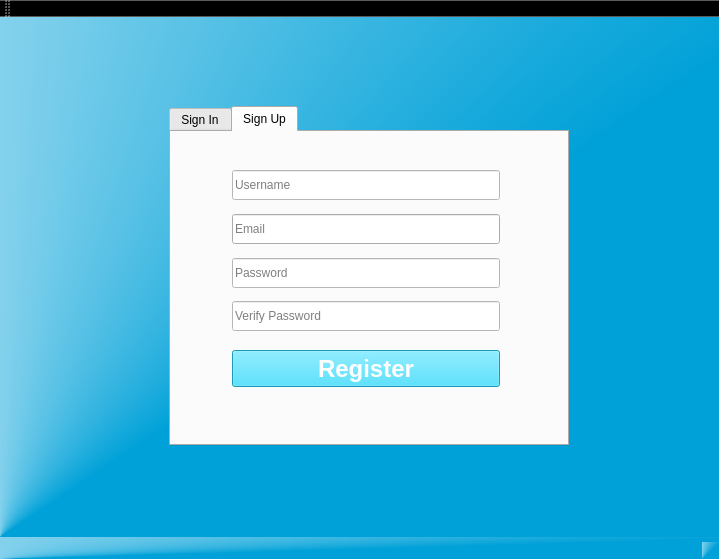
Above: mainwindow.ui from juanmejia10/StudyGroup before the change. Below: the same form after it.
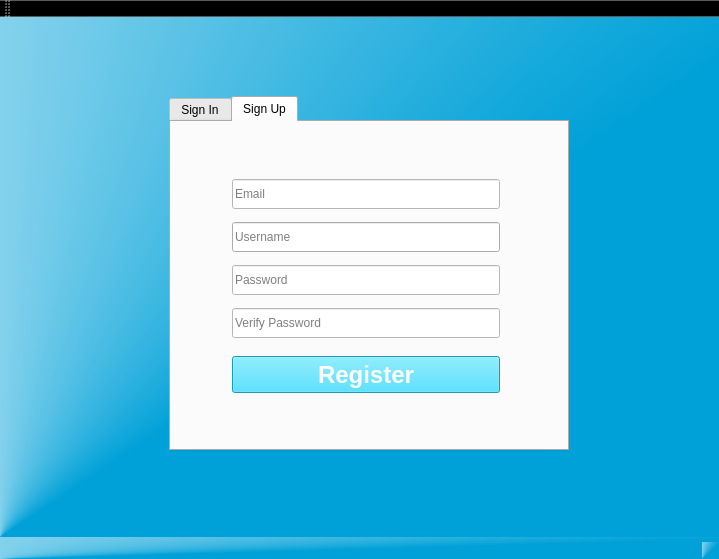
That is the form after the change.

```diff
--- a/mainwindow.ui
+++ b/mainwindow.ui
@@ -31,7 +31,7 @@
       </property>
       <widget class="QWidget" name="page_5">
        <layout class="QGridLayout" name="gridLayout_3">
-        <item row="4" column="1">
+        <item row="5" column="1">
          <spacer name="verticalSpacer">
           <property name="orientation">
            <enum>Qt::Vertical</enum>
@@ -79,7 +79,49 @@
           </property>
          </spacer>
         </item>
-        <item row="3" column="1">
+        <item row="4" column="0">
+         <spacer name="horizontalSpacer_3">
+          <property name="orientation">
+           <enum>Qt::Horizontal</enum>
+          </property>
+          <property name="sizeType">
+           <enum>QSizePolicy::Maximum</enum>
+          </property>
+          <property name="sizeHint" stdset="0">
+           <size>
+            <width>70</width>
+            <height>20</height>
+           </size>
+          </property>
+         </spacer>
+        </item>
+        <item row="4" column="2">
+         <spacer name="horizontalSpacer">
+          <property name="orientation">
+           <enum>Qt::Horizontal</enum>
+          </property>
+          <property name="sizeType">
+           <enum>QSizePolicy::Maximum</enum>
+          </property>
+          <property name="sizeHint" stdset="0">
+           <size>
+            <width>50</width>
+            <height>20</height>
+           </size>
+          </property>
+         </spacer>
+        </item>
+        <item row="1" column="1">
+         <widget class="QLabel" name="label_logo">
+          <property name="text">
+           <string/>
+          </property>
+          <property name="alignment">
+           <set>Qt::AlignCenter</set>
+          </property>
+         </widget>
+        </item>
+        <item row="4" column="1">
          <widget class="QTabWidget" name="tabWidget">
           <property name="sizePolicy">
            <sizepolicy hsizetype="Minimum" vsizetype="Expanding">
@@ -286,24 +328,49 @@
             <string>Sign Up</string>
            </attribute>
            <layout class="QGridLayout" name="gridLayout_5">
-            <item row="7" column="1">
-             <spacer name="verticalSpacer_10">
+            <item row="11" column="0">
+             <spacer name="horizontalSpacer_5">
               <property name="orientation">
-               <enum>Qt::Vertical</enum>
+               <enum>Qt::Horizontal</enum>
               </property>
               <property name="sizeType">
                <enum>QSizePolicy::Preferred</enum>
               </property>
               <property name="sizeHint" stdset="0">
                <size>
-                <width>20</width>
-                <height>11</height>
+                <width>50</width>
+                <height>20</height>
                </size>
               </property>
              </spacer>
             </item>
-            <item row="4" column="1">
-             <widget class="QLineEdit" name="lineEdit_email">
+            <item row="9" column="2">
+             <widget class="QLabel" name="label_password2_check">
+              <property name="sizePolicy">
+               <sizepolicy hsizetype="Fixed" vsizetype="Fixed">
+                <horstretch>0</horstretch>
+                <verstretch>0</verstretch>
+               </sizepolicy>
+              </property>
+              <property name="minimumSize">
+               <size>
+                <width>15</width>
+                <height>20</height>
+               </size>
+              </property>
+              <property name="maximumSize">
+               <size>
+                <width>16777215</width>
+                <height>20</height>
+               </size>
+              </property>
+              <property name="text">
+               <string/>
+              </property>
+             </widget>
+            </item>
+            <item row="5" column="1">
+             <widget class="QLineEdit" name="lineEdit_username_signup">
               <property name="sizePolicy">
                <sizepolicy hsizetype="Preferred" vsizetype="Fixed">
                 <horstretch>0</horstretch>
@@ -323,12 +390,47 @@
                </size>
               </property>
               <property name="placeholderText">
-               <string>Email</string>
+               <string>Username</string>
               </property>
              </widget>
             </item>
-            <item row="9" column="1">
-             <spacer name="verticalSpacer_11">
+            <item row="3" column="2">
+             <widget class="QLabel" name="label_email_check">
+              <property name="sizePolicy">
+               <sizepolicy hsizetype="Fixed" vsizetype="Fixed">
+                <horstretch>0</horstretch>
+                <verstretch>0</verstretch>
+               </sizepolicy>
+              </property>
+              <property name="minimumSize">
+               <size>
+                <width>15</width>
+                <height>20</height>
+               </size>
+              </property>
+              <property name="maximumSize">
+               <size>
+                <width>16777215</width>
+                <height>20</height>
+               </size>
+              </property>
+              <property name="text">
+               <string/>
+              </property>
+             </widget>
+            </item>
+            <item row="1" column="1">
+             <widget class="QLabel" name="label_username_error">
+              <property name="text">
+               <string/>
+              </property>
+              <property name="alignment">
+               <set>Qt::AlignCenter</set>
+              </property>
+             </widget>
+            </item>
+            <item row="0" column="1">
+             <spacer name="verticalSpacer_7">
               <property name="orientation">
                <enum>Qt::Vertical</enum>
               </property>
@@ -338,12 +440,28 @@
               <property name="sizeHint" stdset="0">
                <size>
                 <width>20</width>
-                <height>15</height>
+                <height>30</height>
                </size>
               </property>
              </spacer>
             </item>
-            <item row="10" column="1">
+            <item row="6" column="1">
+             <spacer name="verticalSpacer_6">
+              <property name="orientation">
+               <enum>Qt::Vertical</enum>
+              </property>
+              <property name="sizeType">
+               <enum>QSizePolicy::Preferred</enum>
+              </property>
+              <property name="sizeHint" stdset="0">
+               <size>
+                <width>20</width>
+                <height>11</height>
+               </size>
+              </property>
+             </spacer>
+            </item>
+            <item row="11" column="1">
              <widget class="QPushButton" name="singup_button">
               <property name="sizePolicy">
                <sizepolicy hsizetype="MinimumExpanding" vsizetype="Preferred">
@@ -381,7 +499,7 @@
               </property>
              </widget>
             </item>
-            <item row="3" column="1">
+            <item row="4" column="1">
              <spacer name="verticalSpacer_9">
               <property name="orientation">
                <enum>Qt::Vertical</enum>
@@ -397,54 +515,23 @@
               </property>
              </spacer>
             </item>
-            <item row="6" column="0">
-             <spacer name="horizontalSpacer_5">
-              <property name="orientation">
-               <enum>Qt::Horizontal</enum>
-              </property>
-              <property name="sizeType">
-               <enum>QSizePolicy::Preferred</enum>
-              </property>
-              <property name="sizeHint" stdset="0">
-               <size>
-                <width>50</width>
-                <height>20</height>
-               </size>
-              </property>
-             </spacer>
-            </item>
             <item row="8" column="1">
-             <widget class="QLineEdit" name="lineEdit_password2">
-              <property name="sizePolicy">
-               <sizepolicy hsizetype="Preferred" vsizetype="Fixed">
-                <horstretch>0</horstretch>
-                <verstretch>0</verstretch>
-               </sizepolicy>
+             <spacer name="verticalSpacer_10">
+              <property name="orientation">
+               <enum>Qt::Vertical</enum>
               </property>
-              <property name="minimumSize">
-               <size>
-                <width>0</width>
-                <height>30</height>
-               </size>
+              <property name="sizeType">
+               <enum>QSizePolicy::Preferred</enum>
               </property>
-              <property name="maximumSize">
+              <property name="sizeHint" stdset="0">
                <size>
-                <width>16777215</width>
-                <height>30</height>
+                <width>20</width>
+                <height>11</height>
                </size>
               </property>
-              <property name="styleSheet">
-               <string notr="true">background-color:white;</string>
-              </property>
-              <property name="echoMode">
-               <enum>QLineEdit::Password</enum>
-              </property>
-              <property name="placeholderText">
-               <string>Verify Password</string>
-              </property>
-             </widget>
+             </spacer>
             </item>
-            <item row="11" column="1">
+            <item row="12" column="1">
              <spacer name="verticalSpacer_8">
               <property name="orientation">
                <enum>Qt::Vertical</enum>
@@ -460,51 +547,7 @@
               </property>
              </spacer>
             </item>
-            <item row="2" column="1">
-             <widget class="QLineEdit" name="lineEdit_username_signup">
-              <property name="sizePolicy">
-               <sizepolicy hsizetype="Preferred" vsizetype="Fixed">
-                <horstretch>0</horstretch>
-                <verstretch>0</verstretch>
-               </sizepolicy>
-              </property>
-              <property name="minimumSize">
-               <size>
-                <width>0</width>
-                <height>30</height>
-               </size>
-              </property>
-              <property name="maximumSize">
-               <size>
-                <width>16777215</width>
-                <height>30</height>
-               </size>
-              </property>
-              <property name="styleSheet">
-               <string notr="true">background-color:white;</string>
-              </property>
-              <property name="placeholderText">
-               <string>Username</string>
-              </property>
-             </widget>
-            </item>
-            <item row="0" column="1">
-             <spacer name="verticalSpacer_7">
-              <property name="orientation">
-               <enum>Qt::Vertical</enum>
-              </property>
-              <property name="sizeType">
-               <enum>QSizePolicy::Preferred</enum>
-              </property>
-              <property name="sizeHint" stdset="0">
-               <size>
-                <width>20</width>
-                <height>30</height>
-               </size>
-              </property>
-             </spacer>
-            </item>
-            <item row="6" column="1">
+            <item row="7" column="1">
              <widget class="QLineEdit" name="lineEdit_password1">
               <property name="sizePolicy">
                <sizepolicy hsizetype="Preferred" vsizetype="Fixed">
@@ -535,7 +578,7 @@
               </property>
              </widget>
             </item>
-            <item row="6" column="2">
+            <item row="11" column="2">
              <spacer name="horizontalSpacer_6">
               <property name="orientation">
                <enum>Qt::Horizontal</enum>
@@ -551,8 +594,8 @@
               </property>
              </spacer>
             </item>
-            <item row="5" column="1">
-             <spacer name="verticalSpacer_6">
+            <item row="10" column="1">
+             <spacer name="verticalSpacer_11">
               <property name="orientation">
                <enum>Qt::Vertical</enum>
               </property>
@@ -562,64 +605,124 @@
               <property name="sizeHint" stdset="0">
                <size>
                 <width>20</width>
-                <height>11</height>
+                <height>15</height>
                </size>
               </property>
              </spacer>
             </item>
-            <item row="4" column="2">
-             <widget class="QLabel" name="label_email_check">
+            <item row="9" column="1">
+             <widget class="QLineEdit" name="lineEdit_password2">
+              <property name="sizePolicy">
+               <sizepolicy hsizetype="Preferred" vsizetype="Fixed">
+                <horstretch>0</horstretch>
+                <verstretch>0</verstretch>
+               </sizepolicy>
+              </property>
+              <property name="minimumSize">
+               <size>
+                <width>0</width>
+                <height>30</height>
+               </size>
+              </property>
+              <property name="maximumSize">
+               <size>
+                <width>16777215</width>
+                <height>30</height>
+               </size>
+              </property>
+              <property name="styleSheet">
+               <string notr="true">background-color:white;</string>
+              </property>
+              <property name="echoMode">
+               <enum>QLineEdit::Password</enum>
+              </property>
+              <property name="placeholderText">
+               <string>Verify Password</string>
+              </property>
+             </widget>
+            </item>
+            <item row="5" column="2">
+             <widget class="QLabel" name="label_username_check">
+              <property name="sizePolicy">
+               <sizepolicy hsizetype="Fixed" vsizetype="Fixed">
+                <horstretch>0</horstretch>
+                <verstretch>0</verstretch>
+               </sizepolicy>
+              </property>
+              <property name="minimumSize">
+               <size>
+                <width>15</width>
+                <height>20</height>
+               </size>
+              </property>
+              <property name="sizeIncrement">
+               <size>
+                <width>0</width>
+                <height>20</height>
+               </size>
+              </property>
               <property name="text">
                <string/>
               </property>
              </widget>
             </item>
+            <item row="7" column="2">
+             <widget class="QLabel" name="label_password1_check">
+              <property name="sizePolicy">
+               <sizepolicy hsizetype="Fixed" vsizetype="Fixed">
+                <horstretch>0</horstretch>
+                <verstretch>0</verstretch>
+               </sizepolicy>
+              </property>
+              <property name="minimumSize">
+               <size>
+                <width>15</width>
+                <height>20</height>
+               </size>
+              </property>
+              <property name="maximumSize">
+               <size>
+                <width>16777215</width>
+                <height>20</height>
+               </size>
+              </property>
+              <property name="text">
+               <string/>
+              </property>
+             </widget>
+            </item>
+            <item row="3" column="1">
+             <widget class="QLineEdit" name="lineEdit_email">
+              <property name="sizePolicy">
+               <sizepolicy hsizetype="Preferred" vsizetype="Fixed">
+                <horstretch>0</horstretch>
+                <verstretch>0</verstretch>
+               </sizepolicy>
+              </property>
+              <property name="minimumSize">
+               <size>
+                <width>0</width>
+                <height>30</height>
+               </size>
+              </property>
+              <property name="maximumSize">
+               <size>
+                <width>16777215</width>
+                <height>30</height>
+               </size>
+              </property>
+              <property name="styleSheet">
+               <string notr="true">background-color:white;</string>
+              </property>
+              <property name="placeholderText">
+               <string>Email</string>
+              </property>
+             </widget>
+            </item>
            </layout>
           </widget>
          </widget>
         </item>
-        <item row="3" column="0">
-         <spacer name="horizontalSpacer_3">
-          <property name="orientation">
-           <enum>Qt::Horizontal</enum>
-          </property>
-          <property name="sizeType">
-           <enum>QSizePolicy::Maximum</enum>
-          </property>
-          <property name="sizeHint" stdset="0">
-           <size>
-            <width>70</width>
-            <height>20</height>
-           </size>
-          </property>
-         </spacer>
-        </item>
-        <item row="3" column="2">
-         <spacer name="horizontalSpacer">
-          <property name="orientation">
-           <enum>Qt::Horizontal</enum>
-          </property>
-          <property name="sizeType">
-           <enum>QSizePolicy::Maximum</enum>
-          </property>
-          <property name="sizeHint" stdset="0">
-           <size>
-            <width>50</width>
-            <height>20</height>
-           </size>
-          </property>
-         </spacer>
-        </item>
-        <item row="1" column="1">
-         <widget class="QLabel" name="label_logo">
-          <property name="text">
-           <string/>
-          </property>
-          <property name="alignment">
-           <set>Qt::AlignCenter</set>
-          </property>
-         </widget>
-        </item>
        </layout>
       </widget>
       <widget class="QWidget" name="page_6"/>
```
Left out of the diff: 111 changed lines with no effect on the pictures.
